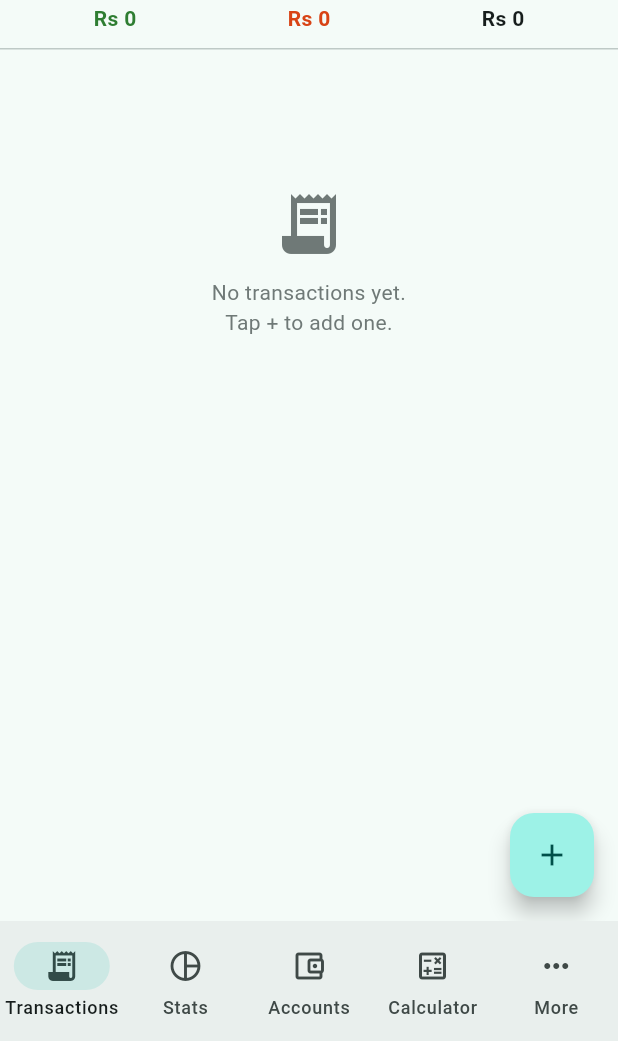
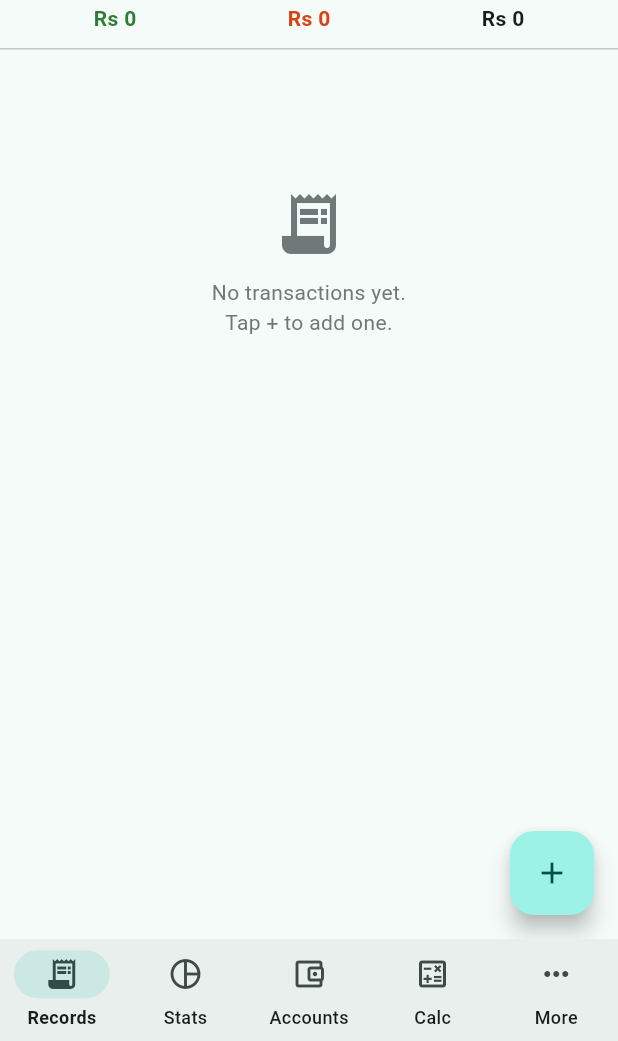
Before and after one commit to drlahori/hisaab, a Flutter app: the screen it shows after launch, on a phone screen of 412 x 824 dp, the part 195-1236 px from its top. Run offline on Flutter 3.47's test engine with Material 3 defaults, Android fonts, the phone set to English and light mode, and no system bars; our stand-ins replace file_picker, share_plus.

Commit message:
Even bottom bar: shorter labels, consistent label size
Co-Authored-By: Claude Opus 5.5 <noreply@anthropic.com>
Claude-Session: https://claude.ai/code/session_01WAUytRTSYje4TtsNioCvwY

```diff
--- a/lib/main.dart
+++ b/lib/main.dart
@@ -26,6 +26,16 @@ ThemeData _theme(Brightness b) {
     useMaterial3: true,
     colorScheme: scheme,
     appBarTheme: const AppBarTheme(scrolledUnderElevation: 0),
+    navigationBarTheme: NavigationBarThemeData(
+      height: 68,
+      labelBehavior: NavigationDestinationLabelBehavior.alwaysShow,
+      labelTextStyle: WidgetStateProperty.resolveWith(
+        (states) => TextStyle(
+          fontSize: 12,
+          fontWeight: states.contains(WidgetState.selected) ? FontWeight.w700 : FontWeight.w500,
+        ),
+      ),
+    ),
   );
 }
 
@@ -107,10 +117,10 @@ class _HomeShellState extends State<HomeShell> with WidgetsBindingObserver {
         selectedIndex: _index,
         onDestinationSelected: (i) => setState(() => _index = i),
         destinations: const [
-          NavigationDestination(icon: Icon(Icons.receipt_long_outlined), selectedIcon: Icon(Icons.receipt_long), label: 'Transactions'),
+          NavigationDestination(icon: Icon(Icons.receipt_long_outlined), selectedIcon: Icon(Icons.receipt_long), label: 'Records'),
           NavigationDestination(icon: Icon(Icons.pie_chart_outline), selectedIcon: Icon(Icons.pie_chart), label: 'Stats'),
           NavigationDestination(icon: Icon(Icons.account_balance_wallet_outlined), selectedIcon: Icon(Icons.account_balance_wallet), label: 'Accounts'),
-          NavigationDestination(icon: Icon(Icons.calculate_outlined), selectedIcon: Icon(Icons.calculate), label: 'Calculator'),
+          NavigationDestination(icon: Icon(Icons.calculate_outlined), selectedIcon: Icon(Icons.calculate), label: 'Calc'),
           NavigationDestination(icon: Icon(Icons.more_horiz), label: 'More'),
         ],
       ),
```
